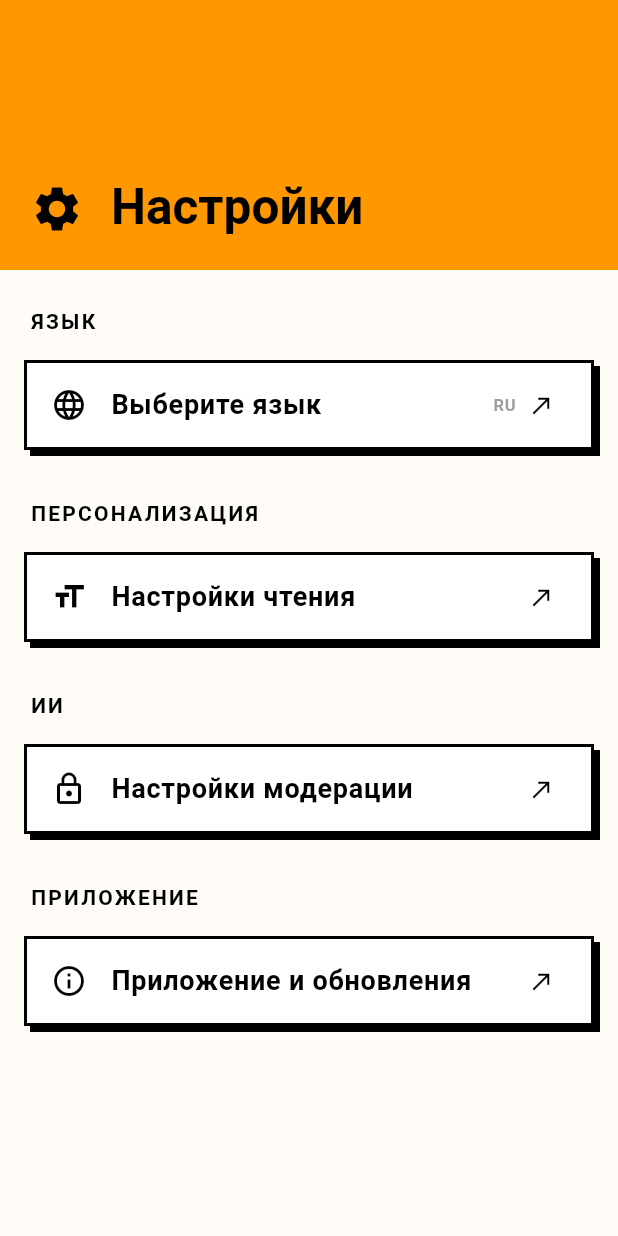
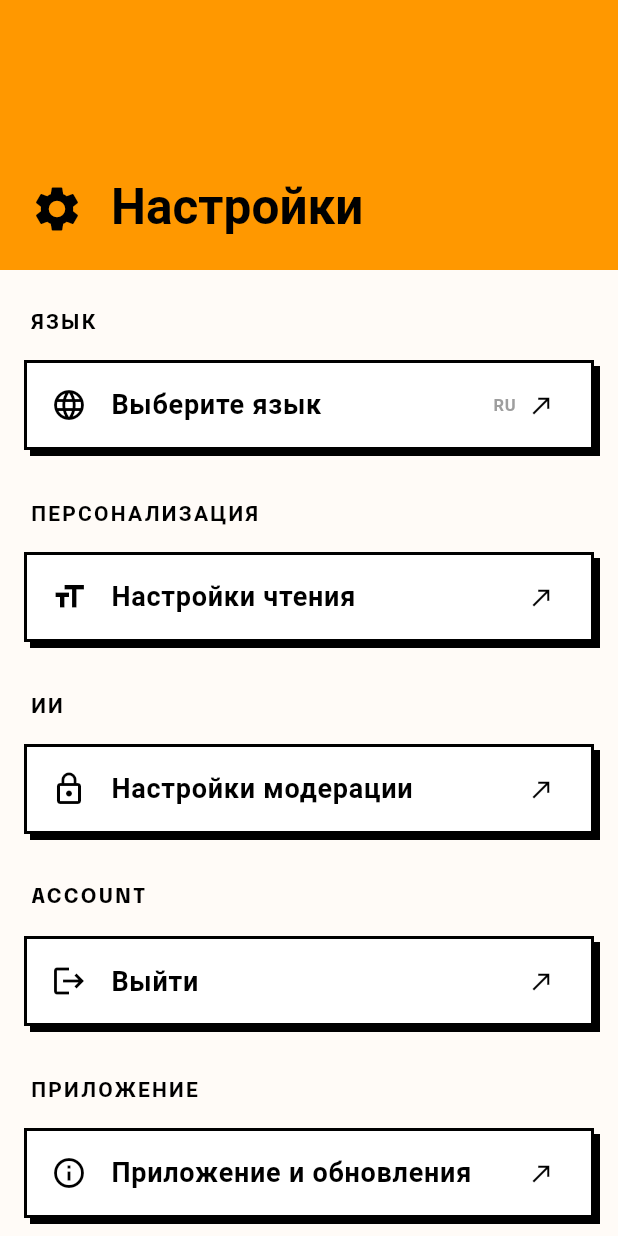
Before and after one commit to srxrell/ravell_flutter, a Flutter app: the SettingsScreen screen opened directly, on a phone screen of 412 x 824 dp. Run offline on Flutter 3.47's test engine with Material 3 defaults, Android fonts, the phone set to English and light mode, and no system bars; drawn by our look-alikes of showcaseview; our stand-ins replace cached_network_image, dio, equatable, flutter_bloc, flutter_local_notifications, flutter_markdown and 11 more; missing offline and left inert: dart_openai, onesignal_flutter; accounts and stored records are empty; network calls fail; project files that could hold a hidden picture were left out.

Commit message:
Update 1.1 bugfix

```diff
--- a/lib/l10n/l10n.dart
+++ b/lib/l10n/l10n.dart
@@ -107,6 +107,7 @@ class L10n {
     'back_to_login': 'Назад ко входу',
     'login_as_guest': 'Войти как гость',
     'all_categories': 'Все категории',
+    'account_settings': 'Управление аккаунтом',
     'done': 'Готово',
     'clear': 'Очистить',
     'plan': 'Тариф аккаунта',
@@ -195,6 +196,7 @@ class L10n {
     'reading_settings': 'Reading Settings',
     'text_size': 'Text Size',
     'login_as_guest': 'Log in as guest',
+    'account_settings': 'Manage account',
     'title_size': 'Title Size',
     'line_height': 'Line Height',
     'plan': 'Account plan',
--- a/lib/models/user.dart
+++ b/lib/models/user.dart
@@ -3,29 +3,24 @@ import 'package:equatable/equatable.dart';
 class User extends Equatable {
   final int id;
   final String username;
-  final int? tgChatId; // Добавляем опциональное поле (может быть null)
 
   const User({
     required this.id,
     required this.username,
-    this.tgChatId, // Сюда прилетит ID из Go
   });
 
   factory User.fromJson(Map<String, dynamic> json) {
     return User(
       id: json['id'],
       username: json['username'],
-      // В Go ты назвал его tg_chat_id, поэтому тут берем именно этот ключ
-      tgChatId: json['tg_chat_id'],
     );
   }
 
   Map<String, dynamic> toJson() => {
         'id': id,
         'username': username,
-        'tg_chat_id': tgChatId,
       };
 
   @override
-  List<Object?> get props => [id, username, tgChatId]; // Обнови props для Equatable
+  List<Object?> get props => [id, username];
 }
--- a/lib/screens/settings_screen.dart
+++ b/lib/screens/settings_screen.dart
@@ -2,6 +2,8 @@ import 'package:flutter/material.dart';
 import 'package:provider/provider.dart';
 import 'package:flutter_svg/flutter_svg.dart';
 import 'package:url_launcher/url_launcher.dart';
+import 'package:readreels/screens/authentication.dart';
+import 'package:readreels/services/auth_service.dart';
 import 'package:readreels/managers/settings_manager.dart';
 import 'package:readreels/screens/premium_screen.dart';
 import 'package:readreels/services/updateChecker.dart';
@@ -60,11 +62,6 @@ class SettingsScreen extends StatelessWidget {
           ),
           SliverList(
             delegate: SliverChildListDelegate([
-              if (settings.userId != null) ...[
-                _buildSectionTitle(settings.translate('notifications')),
-                _buildNeoTile(context, Icons.send, settings.translate('link_telegram'),
-                    () => _openSubScreen(context, const TelegramSettingsSubScreen())),
-              ],
               _buildSectionTitle(settings.translate('language')),
               _buildNeoTile(context, Icons.language, settings.translate('choose_language'),
                   () => _openSubScreen(context, const LanguageSettingsSubScreen()), trailing: settings.locale.toUpperCase()),
@@ -81,6 +78,15 @@ class SettingsScreen extends StatelessWidget {
               // _buildSectionTitle(settings.translate('plan')),
               // _buildNeoTile(context, Icons.person, settings.translate('plan_account'),
               //     () => _openSubScreen(context, PremiumScreen())),
+
+              // account settings (logout)
+              // on tap auth service logout
+              _buildSectionTitle(settings.translate('account')),
+              _buildNeoTile(context, Icons.logout, settings.translate('logout'),
+                  () {
+                    AuthService().logout();
+                    Navigator.push(context, MaterialPageRoute(builder: (context) => AuthenticationScreen()));
+                  }),
 
               _buildSectionTitle(settings.translate('app')),
               _buildNeoTile(context, Icons.info_outline, settings.translate('information_updates'),
--- a/lib/services/story_service.dart
+++ b/lib/services/story_service.dart
@@ -112,6 +112,11 @@ class StoryService {
         'reply_to': replyTo,
       }),
     );
+
+    print('📡 SENDING PAYLOAD: ${jsonEncode({
+  'title': title,
+  'reply_to': replyTo,
+})}');
 
     if (response.statusCode == 201) {
       final data = _safeJsonDecode(response);
```
Also changed, not shown: lib/screens/add_story.dart (+20 -25 lines), lib/screens/add_story_screen.dart (+17 -26 lines), lib/services/ai_service.dart (+9 -1 lines).
